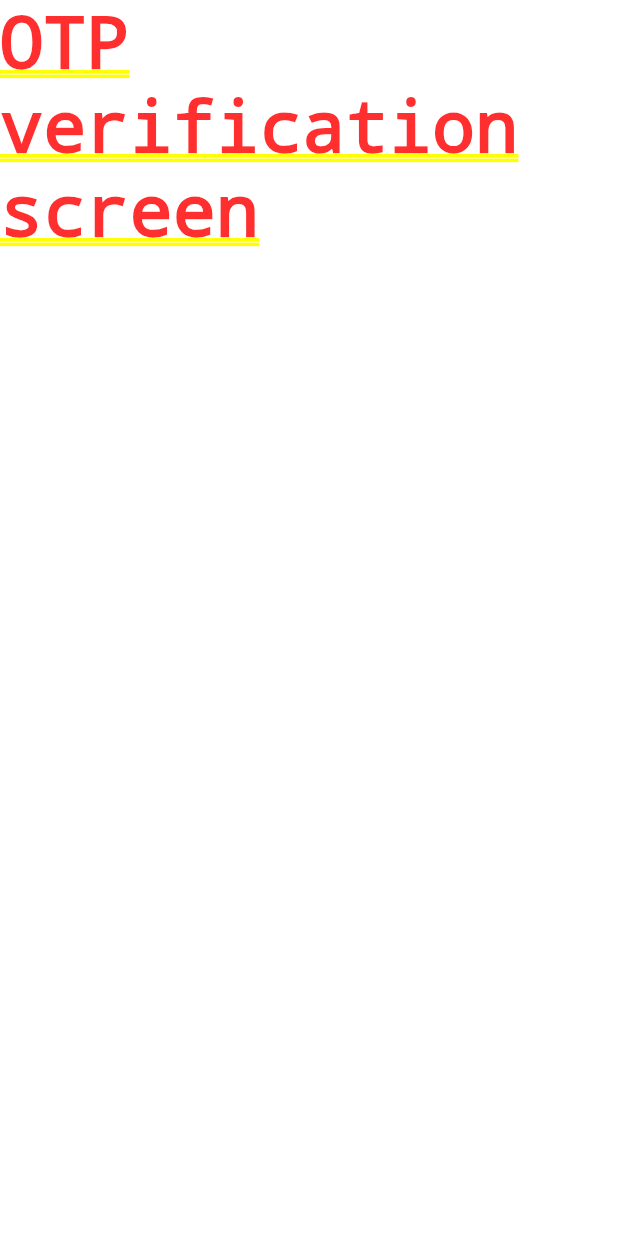
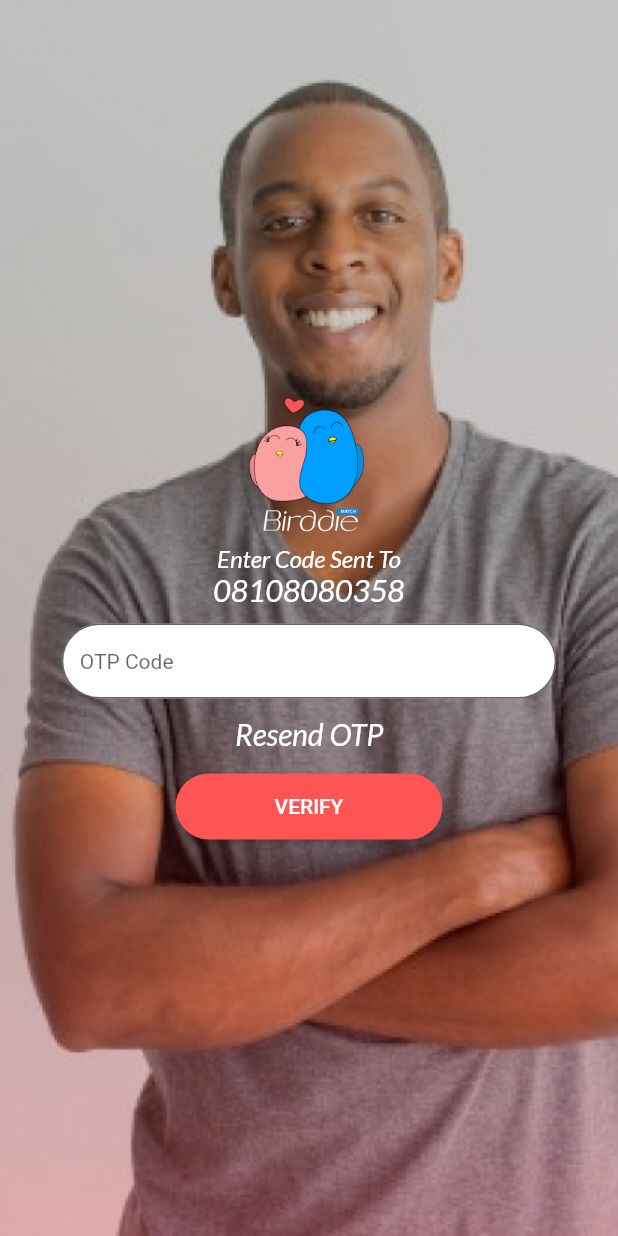
Before and after one commit to EniRox001/birddie, a Flutter app: the LoginMain screen opened directly, after a tap on "NEXT", on a phone screen of 412 x 824 dp. Run offline on Flutter 3.47's test engine with Material 2 defaults, Android fonts, the phone set to English and light mode, and no system bars; our stand-ins replace google_fonts, intl_phone_field.

Commit message:
completed otp verification screen

```diff
--- a/lib/features/onboarding_signin.dart/screens/login_main.dart
+++ b/lib/features/onboarding_signin.dart/screens/login_main.dart
@@ -27,6 +27,7 @@ class _LoginMainState extends State<LoginMain> {
     return SafeArea(
         child: Scaffold(
       body: Stack(
+        alignment: Alignment.center,
         children: [
           Image.asset(
             OnboardingImages.imageThree,
@@ -46,13 +47,15 @@ class _LoginMainState extends State<LoginMain> {
               ),
             ),
           ),
-          Center(
-            child: Column(
+          Column(
             mainAxisAlignment: MainAxisAlignment.center,
             children: <Widget>[
               Image.asset(
                 OnboardingImages.birddieLogo,
                 scale: 8,
+              ),
+              const SizedBox(
+                height: 20.0,
               ),
               Text(
                 'Enter your Phone Number',
@@ -62,6 +65,9 @@ class _LoginMainState extends State<LoginMain> {
                   fontSize: 16.0,
                 ),
               ),
+              const SizedBox(
+                height: 10.0,
+              ),
               WPhoneInputField(controller: phoneNumberController),
               WElevatedButton(
                 onPressed: () {
@@ -70,7 +76,6 @@ class _LoginMainState extends State<LoginMain> {
                 text: 'NEXT',
               )
             ],
-            ),
           )
         ],
       ),
--- a/lib/features/onboarding_signin.dart/screens/otp_verification.dart
+++ b/lib/features/onboarding_signin.dart/screens/otp_verification.dart
@@ -1,4 +1,9 @@
+import 'package:birddie/features/onboarding_signin.dart/screens/user_info.dart';
+import 'package:birddie/utils/functions.dart';
+import 'package:birddie/utils/images.dart';
+import 'package:birddie/utils/widgets.dart';
 import 'package:flutter/material.dart';
+import 'package:google_fonts/google_fonts.dart';
 
 class OtpVerification extends StatefulWidget {
   const OtpVerification({super.key});
@@ -10,6 +15,93 @@ class OtpVerification extends StatefulWidget {
 class _OtpVerificationState extends State<OtpVerification> {
   @override
   Widget build(BuildContext context) {
-    return const Text('OTP verification screen');
+    return Scaffold(
+      body: Stack(
+        alignment: Alignment.center,
+        children: [
+          Image.asset(
+            OnboardingImages.imageFour,
+            fit: BoxFit.cover,
+            height: double.infinity,
+            width: double.infinity,
+          ),
+          Container(
+            decoration: const BoxDecoration(
+              gradient: LinearGradient(
+                begin: Alignment.topCenter,
+                end: Alignment.bottomCenter,
+                colors: [
+                  Colors.transparent,
+                  Color(0x40EB1212),
+                ],
+              ),
+            ),
+          ),
+          Column(
+            mainAxisAlignment: MainAxisAlignment.center,
+            children: [
+              Image.asset(
+                OnboardingImages.birddieLogo,
+                scale: 8,
+              ),
+              Text(
+                'Enter Code Sent To',
+                style: GoogleFonts.lato(
+                  color: Colors.white,
+                  fontStyle: FontStyle.italic,
+                  fontSize: 16.0,
+                ),
+              ),
+              Text(
+                '08108080358',
+                style: GoogleFonts.lato(
+                  color: Colors.white,
+                  fontStyle: FontStyle.italic,
+                  fontSize: 20.0,
+                ),
+              ),
+              const SizedBox(
+                height: 10.0,
+              ),
+              SizedBox(
+                width: MediaQuery.of(context).size.width / 1.25,
+                height: 50.0,
+                child: TextFormField(
+                  decoration: InputDecoration(
+                    isDense: false,
+                    filled: true,
+                    fillColor: Colors.white,
+                    hintText: "OTP Code",
+                    hintStyle: const TextStyle(
+                      fontSize: 14.0,
+                    ),
+                    border: OutlineInputBorder(
+                      borderRadius: BorderRadius.circular(1000.0),
+                    ),
+                  ),
+                ),
+              ),
+              TextButton(
+                onPressed: () {},
+                child: Text(
+                  'Resend OTP',
+                  style: GoogleFonts.lato(
+                    color: Colors.white,
+                    fontStyle: FontStyle.italic,
+                    fontSize: 20.0,
+                  ),
+                ),
+              ),
+              WElevatedButton(
+                onPressed: () {
+                  navigate(context, const UserInfo());
+                },
+                text: 'VERIFY',
+              ),
+            ],
+          )
+        ],
+      ),
+    );
   }
 }
--- /dev/null
+++ b/lib/features/onboarding_signin.dart/screens/user_info.dart
@@ -0,0 +1,10 @@
+import 'package:flutter/material.dart';
+
+class UserInfo extends StatelessWidget {
+  const UserInfo({super.key});
+
+  @override
+  Widget build(BuildContext context) {
+    return const Text('User Info');
+  }
+}
--- a/lib/utils/widgets.dart
+++ b/lib/utils/widgets.dart
@@ -224,7 +224,7 @@ class WElevatedButton extends StatelessWidget {
           ),
           shape: const StadiumBorder()),
       child: Padding(
-        padding: const EdgeInsets.symmetric(vertical: 14.0, horizontal: 36.0),
+        padding: const EdgeInsets.symmetric(vertical: 14.0, horizontal: 50.0),
         child: Text(text),
       ),
     );
```
Lines whose indentation alone changed are shown as unchanged.
